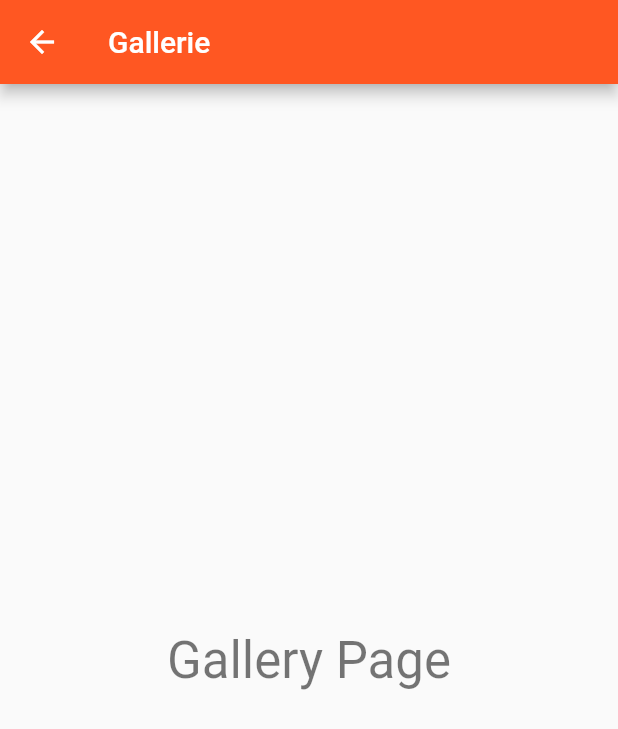
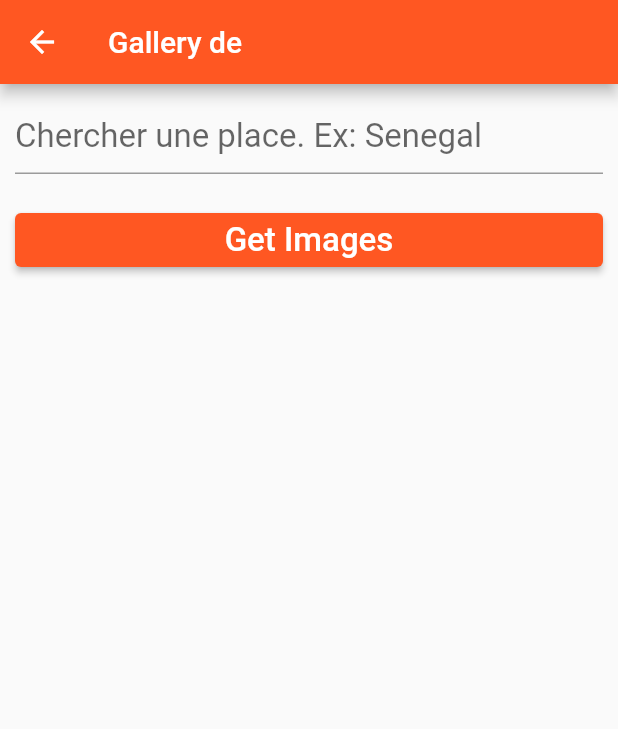
Before and after one commit to Jeylani77/basics-flutter, a Flutter app: the GalleryPage screen opened by its route, on a phone screen of 412 x 824 dp. Shown: the top 729 px of the screen. Run offline on Flutter 3.47's test engine with Material 2 defaults, Android fonts, the phone set to English and light mode, and no system bars.

Commit message:
Gallery Page Done !

```diff
--- a/lib/ui/pages/counter.page.dart
+++ b/lib/ui/pages/counter.page.dart
@@ -17,7 +17,7 @@ class _CounterPageState extends State<CounterPage> {
           style: TextStyle(fontSize: 22, color: Colors.deepOrange),),
 
       ),
-      floatingActionButton: Row(
+      floatingActionButton: Column(
         mainAxisAlignment: MainAxisAlignment.end,
         children: [
           FloatingActionButton(
@@ -28,7 +28,7 @@ class _CounterPageState extends State<CounterPage> {
               });
             },
           ),
-          SizedBox(width: 10,),
+          SizedBox(height: 10,),
 
           FloatingActionButton(
             child: Icon(Icons.add),
--- a/lib/ui/pages/gallery.page.dart
+++ b/lib/ui/pages/gallery.page.dart
@@ -1,14 +1,58 @@
+import 'package:basics_flutter/ui/pages/home.page.dart';
 import 'package:flutter/material.dart';
 
-class GalleryPage extends StatelessWidget {
+import 'gallery-result.page.dart';
+
+class GalleryPage extends StatefulWidget {
   const GalleryPage({Key? key}) : super(key: key);
+
+  @override
+  State<GalleryPage> createState() => _GalleryPageState();
+}
+
+class _GalleryPageState extends State<GalleryPage> {
+  String query ='';
+  TextEditingController textEditingController = new TextEditingController();
 
   @override
   Widget build(BuildContext context) {
     return Scaffold(
-      appBar: AppBar(title: Text('Gallerie'),),
-      body: Center(
-        child: Text('Gallery Page', style: Theme.of(context).textTheme.headline4,),
+      appBar: AppBar(
+        title: Text('Gallery de ${query}'),
+      ),
+      body: Column(
+        children: [
+          Container(
+              padding: EdgeInsets.all(10),
+              child: TextField(
+                controller: textEditingController,
+                decoration: InputDecoration(hintText: 'Chercher une place. Ex: Senegal'),
+                style: TextStyle(fontSize: 22),
+                onChanged: (value){
+                  setState(() {
+                    query = value;
+                  });
+                },
+                onSubmitted: (value) {
+                  query = value;
+                  Navigator.push(context, MaterialPageRoute(builder: (context) => GalleryResultPage(query: query,)));
+                  textEditingController.text = '';
+                },
+              )),
+          Container(
+            width: double.infinity,
+            padding: EdgeInsets.all(10),
+            child: ElevatedButton(
+                onPressed: () {
+                  Navigator.push(context, MaterialPageRoute(builder: (context) => GalleryResultPage(query: query,)));
+                  textEditingController.text = '';
+                },
+                child: Text(
+                  'Get Images',
+                  style: TextStyle(fontSize: 22, color: Colors.white),
+                )),
+          )
+        ],
       ),
     );
   }
--- a/pubspec.yaml
+++ b/pubspec.yaml
@@ -27,6 +27,7 @@ environment:
 # the latest version available on pub.dev. To see which dependencies have newer
 # versions available, run `flutter pub outdated`.
 dependencies:
+  http:
   flutter:
     sdk: flutter
 
```
Also changed, not shown: lib/ui/pages/gallery-result.page.dart (added, +106 -0 lines), lib/ui/widgets/drawer.widget.dart (+14 -4 lines), pubspec.lock.
